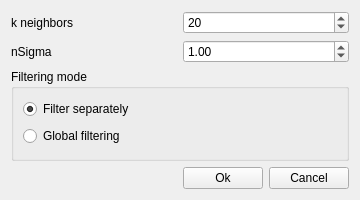
The window that src/gui/forms/DialogStatisticalOutlierFilter.ui (open-scan-crew/OpenScanTools) describes before a commit, drawn with Qt 5.
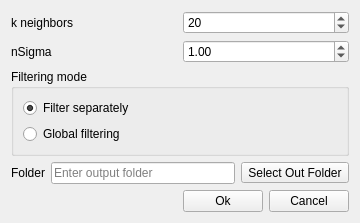
The same window after the commit. Icons and pictures are not drawn.

Commit message: Fix clipping behavior in Statistical Outlier Filter: drop masked points and use `clipIndividualPoints` (#245)

What changed in the file:
```diff
--- a/src/gui/forms/DialogStatisticalOutlierFilter.ui
+++ b/src/gui/forms/DialogStatisticalOutlierFilter.ui
@@ -62,7 +62,7 @@
     </layout>
    </item>
    <item>
-    <widget class="QGroupBox" name="groupBox_mode">
+   <widget class="QGroupBox" name="groupBox_mode">
      <property name="title">
       <string>Filtering mode</string>
      </property>
@@ -87,6 +87,35 @@
      </layout>
     </widget>
    </item>
+   <item>
+    <layout class="QGridLayout" name="gridLayout_folder">
+     <item row="0" column="0">
+      <widget class="QLabel" name="label_folder">
+       <property name="text">
+        <string>Folder</string>
+       </property>
+      </widget>
+     </item>
+     <item row="0" column="1">
+      <widget class="QLineEdit" name="lineEdit_folder">
+       <property name="placeholderText">
+        <string>Enter output folder</string>
+       </property>
+      </widget>
+     </item>
+     <item row="0" column="2">
+      <widget class="QToolButton" name="toolButton_folder">
+       <property name="text">
+        <string>Select Out Folder</string>
+       </property>
+       <property name="icon">
+        <iconset resource="../../../openscantools.qrc">
+         <normaloff>:/icons/100x100/open_project.png</normaloff>:/icons/100x100/open_project.png</iconset>
+       </property>
+      </widget>
+     </item>
+    </layout>
+   </item>
    <item>
     <layout class="QHBoxLayout" name="horizontalLayout_buttons">
      <item>
```
Left out of the diff: 4 changed lines with no effect on the pictures. The commit also changes 6 other files.
